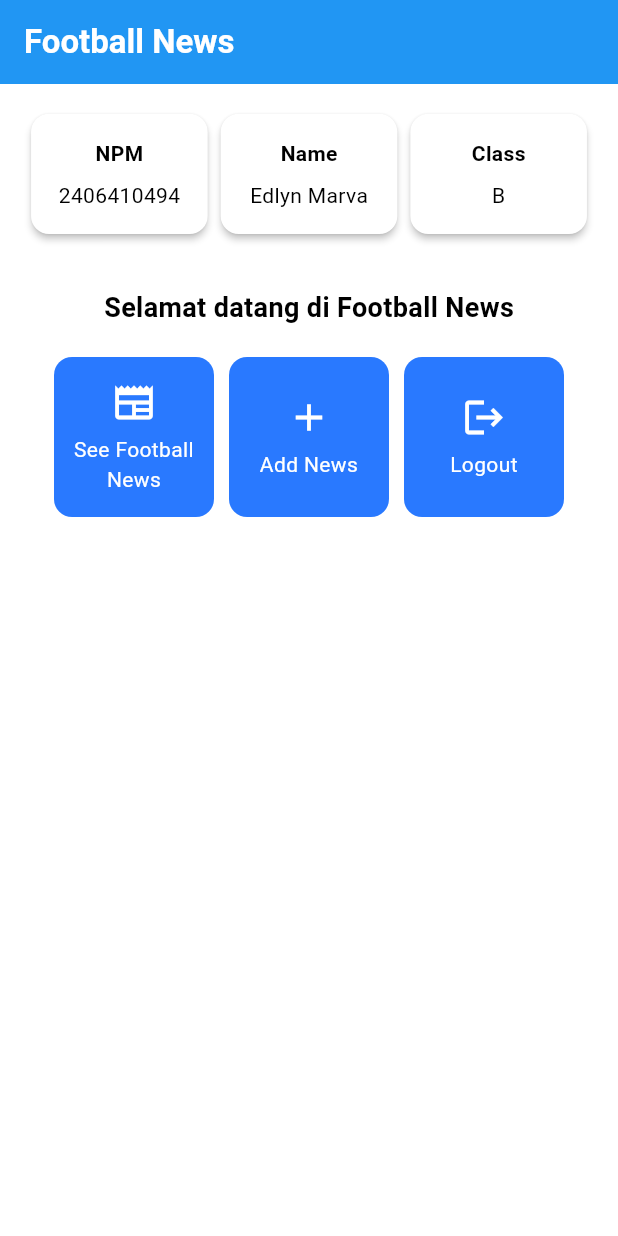
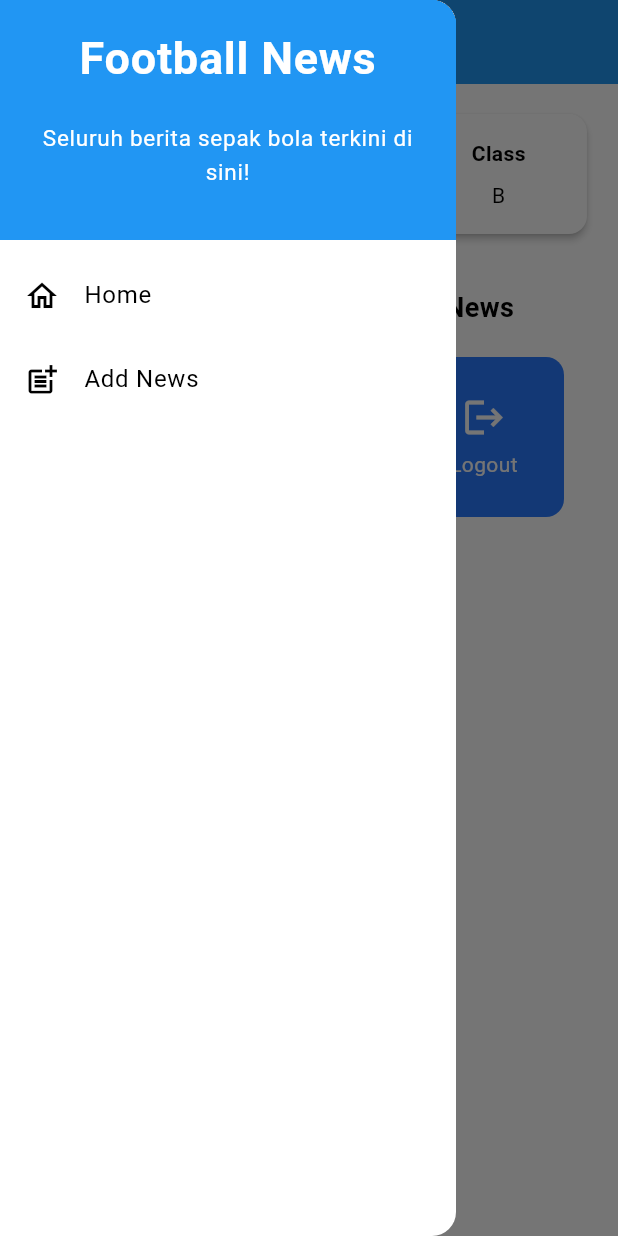
Before and after one commit to badugnt/football-news-mobile, a Flutter app: the screen it shows after launch, with the side drawer open (before the commit the screen has no drawer), on a phone screen of 412 x 824 dp. Run offline on Flutter 3.47's test engine with Material 3 defaults, Android fonts, the phone set to English and light mode, and no system bars.

Commit message:
add form

```diff
--- a/lib/menu.dart
+++ b/lib/menu.dart
@@ -1,5 +1,5 @@
 import 'package:flutter/material.dart';
-
+import 'package:football_news/widgets/left_drawer.dart';
 
 class MyHomePage extends StatelessWidget {
     MyHomePage({super.key});
@@ -34,6 +34,7 @@ class MyHomePage extends StatelessWidget {
         // Warna latar belakang AppBar diambil dari skema warna tema aplikasi.
         backgroundColor: Theme.of(context).colorScheme.primary,
       ),
+      drawer: LeftDrawer(),
       // Body halaman dengan padding di sekelilingnya.
       body: Padding(
         padding: const EdgeInsets.all(16.0),
--- /dev/null
+++ b/lib/widgets/left_drawer.dart
@@ -0,0 +1,91 @@
+import 'package:flutter/material.dart';
+import 'package:football_news/menu.dart';
+// TODO: Impor halaman NewsFormPage jika sudah dibuat
+import 'package:football_news/newslist_form.dart';
+
+class LeftDrawer extends StatelessWidget {
+  const LeftDrawer({super.key});
+
+  @override
+  Widget build(BuildContext context) {
+    return Drawer(
+      child: ListView(
+        children: [
+             const DrawerHeader(
+
+              decoration: BoxDecoration(color: Colors.blue),
+              child: Column(
+                children: [
+                  Text(
+                    'Football News',
+                    textAlign: TextAlign.center,
+                    style: TextStyle(
+                      fontSize: 30,
+                      fontWeight: FontWeight.bold,
+                      color: Colors.white,
+                    ),
+                  ),
+                  Padding(padding: EdgeInsets.all(10)),
+                  Text(
+                    "Seluruh berita sepak bola terkini di sini!",
+                    // TODO: Tambahkan gaya teks dengan center alignment, font ukuran 15, warna putih, dan weight biasa
+                    textAlign: TextAlign.center,
+                    style: TextStyle(
+                      fontSize: 15,
+                      color: Colors.white,
+                      fontWeight: FontWeight.normal,
+                    ),
+                  ),
+                ],
+              ),
+            ),
+
+
+          // TODO: Bagian routing
+          ListTile(
+            leading: const Icon(Icons.home_outlined),
+            title: const Text('Home'),
+            // Bagian redirection ke MyHomePage
+            onTap: () {
+              Navigator.pushReplacement(
+                context,
+                MaterialPageRoute(builder: (context) => MyHomePage()),
+              );
+            },
+          ),
+          ListTile(
+            leading: const Icon(Icons.post_add),
+            title: const Text('Add News'),
+            // Bagian redirection ke NewsFormPage
+            onTap: () {
+              /*
+    TODO: Buatlah routing ke NewsFormPage di sini,
+    setelah halaman NewsFormPage sudah dibuat.
+    */
+              Navigator.pushReplacement(
+                context,
+                MaterialPageRoute(builder: (context) => NewsFormPage()),
+              );
+            },
+          ),
+          // TODO: Buat ListTile baru untuk ke halaman melihat news
+          // ListTile(
+          //   leading: const Icon(Icons.article),
+          //   title: const Text('View News'),
+          //   // Bagian redirection ke NewsListPage
+          //   onTap: () {
+          //     /*
+          //     TODO: Buatlah routing ke NewsListPage di sini,
+          //     setelah halaman NewsListPage sudah dibuat.
+          //     */
+          //     Navigator.pushReplacement(
+          //       context,
+          //       MaterialPageRoute(builder: (context) => NewsListPage()),
+          //     );
+          //   },
+          // ),
+        ],
+      ),
+    );
+  }
+}
```
Also changed, not shown: lib/newslist_form.dart (added, +200 -0 lines).
